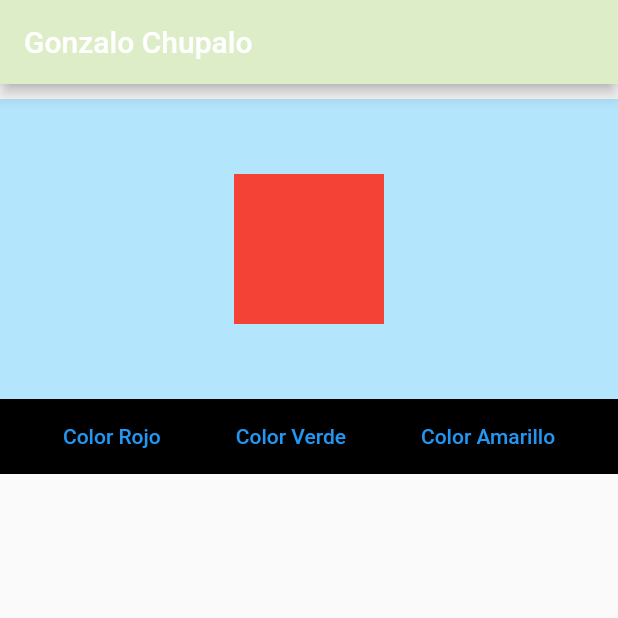
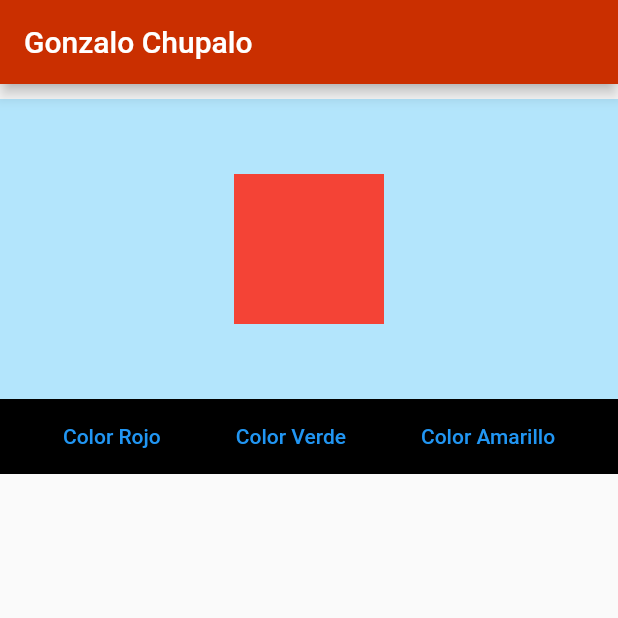
Before and after one commit to renrevm/app_moviles, a Flutter app: the screen it shows after launch, on a phone screen of 412 x 824 dp, the top half of it. Run offline on Flutter 3.47's test engine with Material 2 defaults, Android fonts, the phone set to English and light mode, and no system bars.

Commit message:
que pasaaa

```diff
--- a/lib/EJERCICIO1/EJERCICIO_PAGE.dart
+++ b/lib/EJERCICIO1/EJERCICIO_PAGE.dart
@@ -14,7 +14,7 @@ class _EjercicioBotonState extends State<EjercicioBoton> {
     return Scaffold(
       appBar: AppBar(
         title: Text('Gonzalo Chupalo'),
-        backgroundColor: Colors.lightGreen.shade100,
+        backgroundColor: Color.fromARGB(255, 202, 47, 0),
       ),
       body: Column(
         children: [
```
